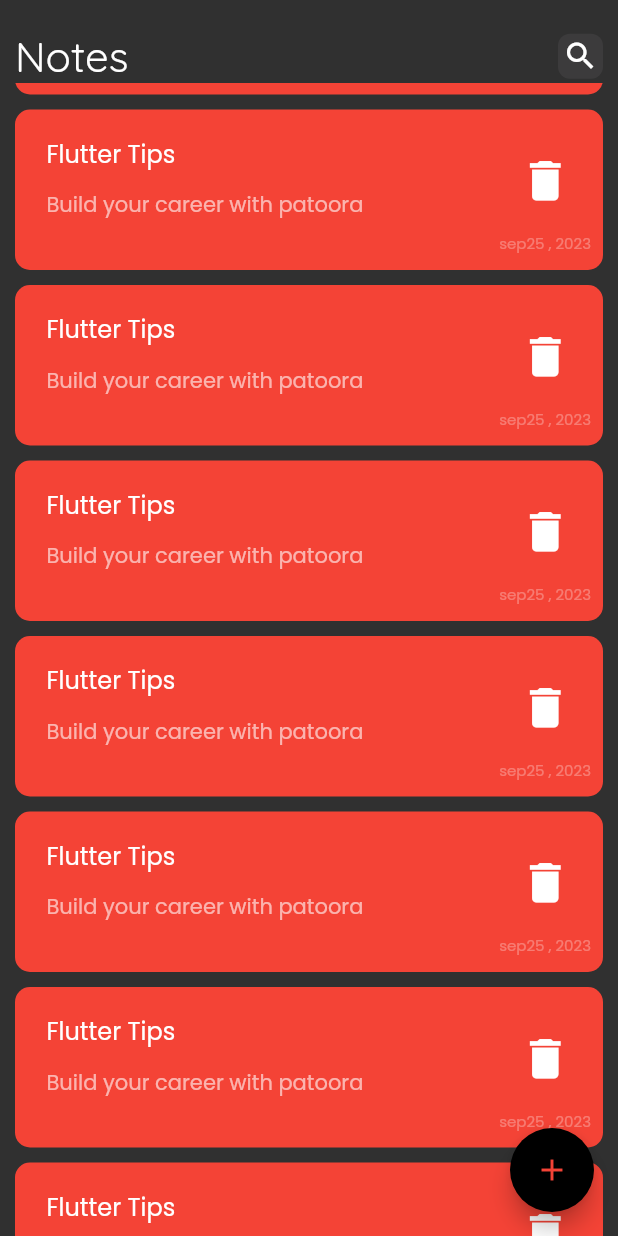
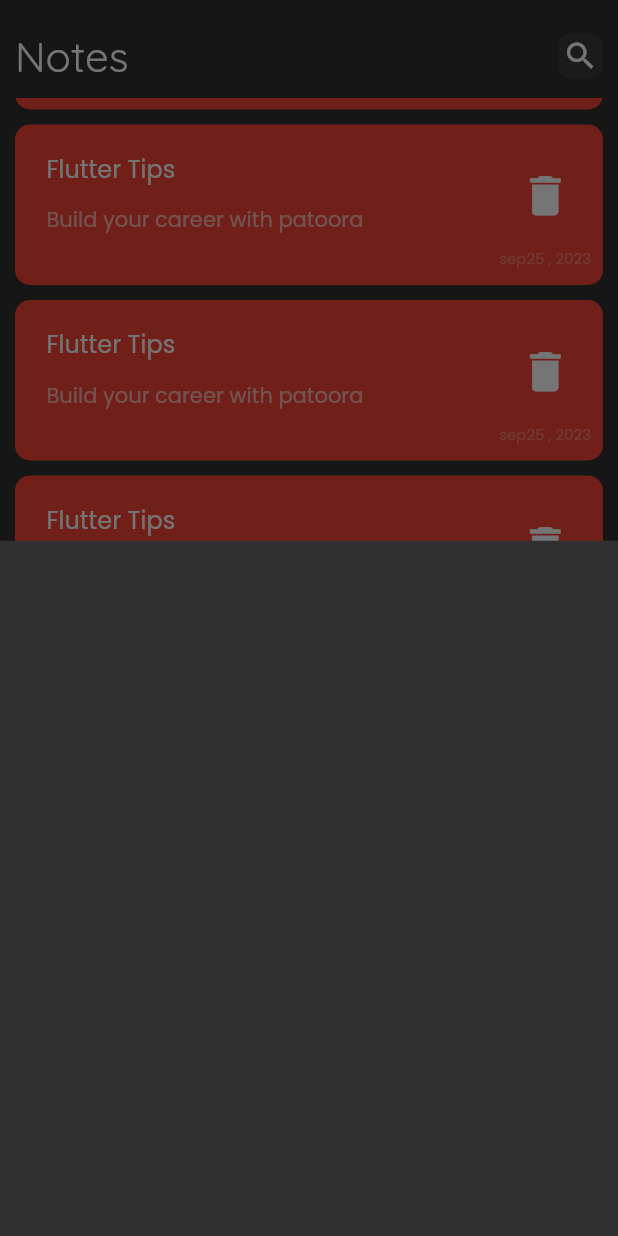
Before and after one commit to peterelia22/notes_app, a Flutter app: the screen it shows after launch, scrolled down 1152 dp, after a tap on the "add" icon, on a phone screen of 412 x 824 dp. Run offline on Flutter 3.47's test engine with Material 2 defaults, Android fonts, the phone set to English and light mode, and no system bars.

Commit message:
show modal bottom sheet

```diff
--- a/lib/pages/home_page.dart
+++ b/lib/pages/home_page.dart
@@ -1,4 +1,5 @@
 import 'package:flutter/material.dart';
+import 'package:notesapp/widgets/Add_note_bottomsheet.dart';
 import 'package:notesapp/widgets/notes_body.dart';
 
 class NotesPage extends StatelessWidget {
@@ -8,7 +9,13 @@ class NotesPage extends StatelessWidget {
   Widget build(BuildContext context) {
     return Scaffold(
       floatingActionButton: FloatingActionButton(
-        onPressed: () {},
+        onPressed: () {
+          showModalBottomSheet(
+              context: context,
+              builder: (context) {
+                return AddNoteSheet();
+              });
+        },
         foregroundColor: Colors.red,
         backgroundColor: Colors.black,
         child: Icon(Icons.add),
--- /dev/null
+++ b/lib/widgets/Add_note_bottomsheet.dart
@@ -0,0 +1,10 @@
+import 'package:flutter/material.dart';
+
+class AddNoteSheet extends StatelessWidget {
+  const AddNoteSheet({super.key});
+
+  @override
+  Widget build(BuildContext context) {
+    return Container();
+  }
+}
--- a/lib/widgets/Notes_ListView.dart
+++ b/lib/widgets/Notes_ListView.dart
@@ -6,11 +6,16 @@ class NotesListView extends StatelessWidget {
 
   @override
   Widget build(BuildContext context) {
-    return ListView.builder(itemBuilder: (context, index) {
-      return Padding(
-        padding: const EdgeInsets.only(bottom: 10, top: 0),
-        child: ItemNote(),
-      );
-    });
+    return Padding(
+      padding: const EdgeInsets.symmetric(vertical: 10),
+      child: ListView.builder(
+          padding: EdgeInsets.zero,
+          itemBuilder: (context, index) {
+            return Padding(
+              padding: const EdgeInsets.only(bottom: 10),
+              child: ItemNote(),
+            );
+          }),
+    );
   }
 }
```
